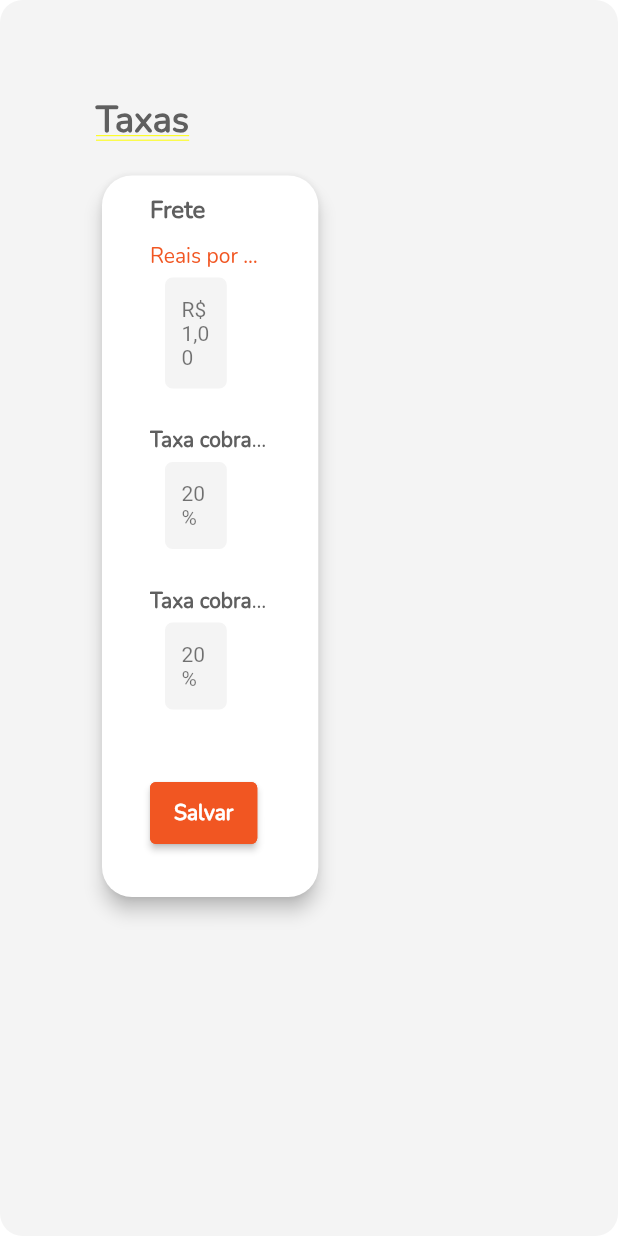
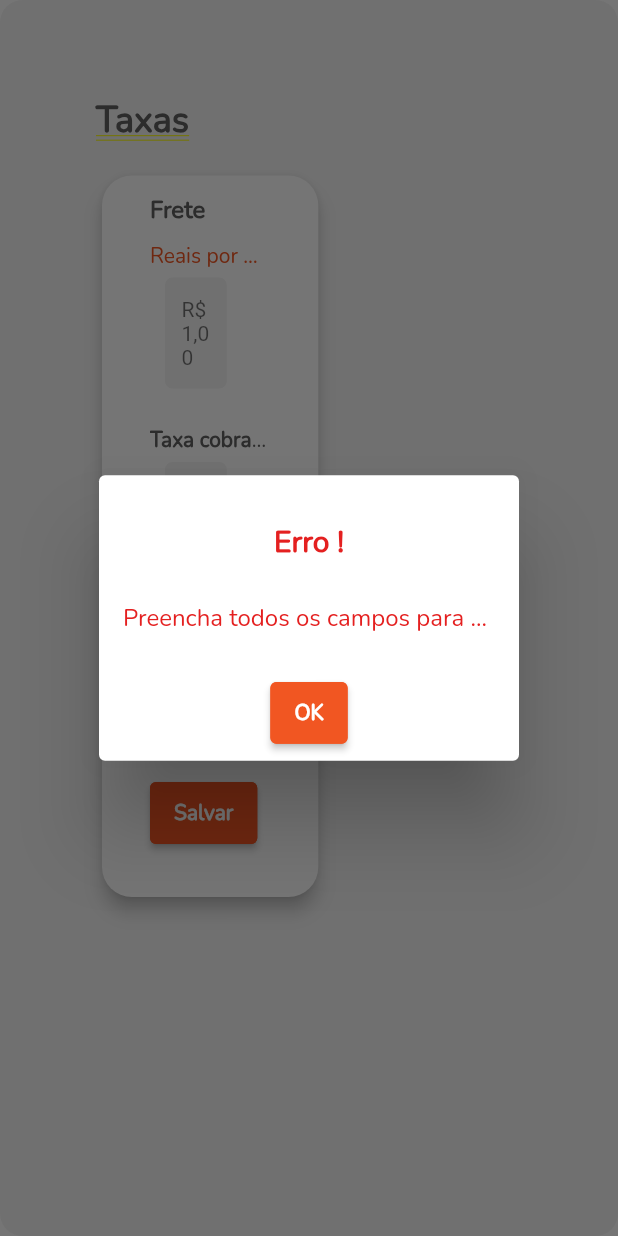
Before and after one commit to resilvajr1610/promosave_site, a Flutter app: the FeesScreen screen opened by its route, after a tap on "Salvar", on a phone screen of 412 x 824 dp. Run offline on Flutter 3.47's test engine with Material 2 defaults, Android fonts, the phone set to English and light mode, and no system bars; drawn by our look-alikes of auto_size_text; our stand-ins replace cloud_firestore, firebase_auth, firebase_core, firebase_storage, page_transition; accounts and stored records are empty.

Commit message:
criado o alert_model.dart e salvando dados do fees_screen.dart no banco de dados

```diff
--- /dev/null
+++ b/lib/models/alert_model.dart
@@ -0,0 +1,31 @@
+import '../utils/export.dart';
+
+class AlertModel{
+
+  alert(String title, String content,final colorTextTitle, final colorTextContent, BuildContext context){
+    showDialog(
+        context: context,
+        barrierDismissible: false,
+        builder: (context) {
+
+          return ShowDialog(
+              title: title,
+              content: content,
+              colorTextContent: colorTextContent,
+              colorTextTitle: colorTextTitle,
+              listActions: [
+                ButtonCustom(
+                  onPressed: ()=>Navigator.pop(context),
+                  text: 'OK',
+                  widthCustom: 0.1,
+                  heightCustom: 0.05,
+                  colorBorder: PaletteColor.primaryColor,
+                  colorButton: PaletteColor.primaryColor,
+                  colorText: PaletteColor.white,
+                  sizeText: 14.0,
+                ),
+              ]
+          );
+        });
+  }
+}
--- a/lib/screens/fees_screen.dart
+++ b/lib/screens/fees_screen.dart
@@ -1,5 +1,3 @@
-import 'package:flutter/widgets.dart';
-
 import '../utils/export.dart';
 
 class FeesScreen extends StatefulWidget {
@@ -13,11 +11,38 @@ class _FeesScreenState extends State<FeesScreen> {
   var _controllerKm = TextEditingController();
   var _controllerFeesDelivery = TextEditingController();
   var _controllerFeesProduct = TextEditingController();
+  FirebaseFirestore db = FirebaseFirestore.instance;
+
+
+  _data()async{
+    DocumentSnapshot snapshot = await db.collection("fees").doc('fees').get();
+    Map<String,dynamic>? data = snapshot.data() as Map<String, dynamic>?;
+
+    setState(() {
+      _controllerKm = TextEditingController(text: data?['feesKm']);
+      _controllerFeesDelivery = TextEditingController(text: data?['feesDelivery']);
+      _controllerFeesProduct = TextEditingController(text: data?['feesProduct']);
+    });
+  }
+
+  _saveFirebase()async{
+
+    db.collection('fees').doc('fees').set({
+      'feesKm'        : _controllerKm.text,
+      'feesDelivery'  : _controllerFeesDelivery.text,
+      'feesProduct'   : _controllerFeesProduct.text,
+    }).then((value) => AlertModel().alert('Sucesso', 'As taxas foram salvas com sucesso!', PaletteColor.green, PaletteColor.green, context));
+  }
+
+  @override
+  void initState() {
+    super.initState();
+    _data();
+  }
 
   @override
   Widget build(BuildContext context) {
     final width = MediaQuery.of(context).size.width;
-    final height = MediaQuery.of(context).size.height;
 
     return Container(
         decoration: BoxDecoration(
@@ -106,7 +131,13 @@ class _FeesScreenState extends State<FeesScreen> {
                   ),
                   SizedBox(height: 40),
                   ButtonCustom(
-                      onPressed: (){},
+                      onPressed: (){
+                        if(_controllerKm.text.isNotEmpty && _controllerFeesProduct.text.isNotEmpty && _controllerFeesDelivery.text.isNotEmpty){
+                          _saveFirebase();
+                        }else{
+                          AlertModel().alert('Erro !', 'Preencha todos os campos para salvar', PaletteColor.red, PaletteColor.red, context);
+                        }
+                      },
                       text: 'Salvar',
                       sizeText: 14.0,
                       colorButton: PaletteColor.primaryColor,
--- a/lib/utils/export.dart
+++ b/lib/utils/export.dart
@@ -7,6 +7,7 @@ export 'colors.dart';
 export 'routes.dart';
 export 'text_const.dart';
 
+export '../models/alert_model.dart';
 export '../models/question_model.dart';
 
 export '../widgets/menu.dart';
```
Also changed, not shown: lib/screens/questions_screen.dart (+4 -33 lines).
